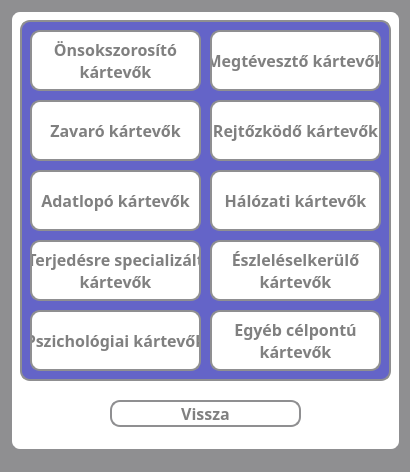
The window that src/main/resources/ui/default/defaultChooseLearning.ui (pkristof1999/Szakdolgozat) describes before a commit, drawn with Qt 5.
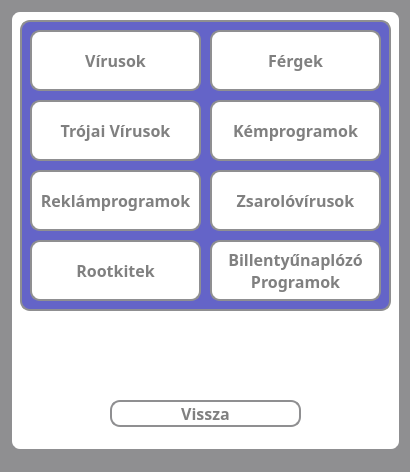
The same window after the commit.

```diff
--- a/src/main/resources/ui/default/defaultChooseLearning.ui
+++ b/src/main/resources/ui/default/defaultChooseLearning.ui
@@ -75,7 +75,7 @@
        <x>10</x>
        <y>10</y>
        <width>371</width>
-       <height>361</height>
+       <height>291</height>
       </rect>
      </property>
      <property name="styleSheet">
@@ -116,8 +116,7 @@
 }</string>
       </property>
       <property name="text">
-       <string>Önsokszorosító
-kártevők</string>
+       <string>Vírusok</string>
       </property>
      </widget>
      <widget class="QPushButton" name="deceptive">
@@ -148,7 +147,7 @@
 }</string>
       </property>
       <property name="text">
-       <string>Megtévesztő kártevők</string>
+       <string>Férgek</string>
       </property>
      </widget>
      <widget class="QPushButton" name="concealing">
@@ -179,7 +178,7 @@
 }</string>
       </property>
       <property name="text">
-       <string>Rejtőzködő kártevők</string>
+       <string>Kémprogramok</string>
       </property>
      </widget>
      <widget class="QPushButton" name="nuisance">
@@ -210,7 +209,7 @@
 }</string>
       </property>
       <property name="text">
-       <string>Zavaró kártevők</string>
+       <string>Trójai Vírusok</string>
       </property>
      </widget>
      <widget class="QPushButton" name="informationTheft">
@@ -241,7 +240,7 @@
 }</string>
       </property>
       <property name="text">
-       <string>Adatlopó kártevők</string>
+       <string>Reklámprogramok</string>
       </property>
      </widget>
      <widget class="QPushButton" name="networkBased">
@@ -272,7 +271,7 @@
 }</string>
       </property>
       <property name="text">
-       <string>Hálózati kártevők</string>
+       <string>Zsarolóvírusok</string>
       </property>
      </widget>
      <widget class="QPushButton" name="evading">
@@ -303,8 +302,8 @@
 }</string>
       </property>
       <property name="text">
-       <string>Észleléselkerülő
-kártevők</string>
+       <string>Billentyűnaplózó
+Programok</string>
       </property>
      </widget>
      <widget class="QPushButton" name="deliveryMechanism">
@@ -335,71 +334,7 @@
 }</string>
       </property>
       <property name="text">
-       <string>Terjedésre specializált
-kártevők</string>
-      </property>
-     </widget>
-     <widget class="QPushButton" name="psychologicalBased">
-      <property name="geometry">
-       <rect>
-        <x>10</x>
-        <y>290</y>
-        <width>171</width>
-        <height>61</height>
-       </rect>
-      </property>
-      <property name="font">
-       <font>
-        <family>Corbel</family>
-        <pointsize>-1</pointsize>
-        <bold>true</bold>
-       </font>
-      </property>
-      <property name="styleSheet">
-       <string notr="true">* {
-	background-color: white;
-	color: grey;
-}
-
-*:hover {
-	background-color: rgb(120, 120, 220);
-	color: white;
-}</string>
-      </property>
-      <property name="text">
-       <string>Pszichológiai kártevők</string>
-      </property>
-     </widget>
-     <widget class="QPushButton" name="otherTargeted">
-      <property name="geometry">
-       <rect>
-        <x>190</x>
-        <y>290</y>
-        <width>171</width>
-        <height>61</height>
-       </rect>
-      </property>
-      <property name="font">
-       <font>
-        <family>Corbel</family>
-        <pointsize>-1</pointsize>
-        <bold>true</bold>
-       </font>
-      </property>
-      <property name="styleSheet">
-       <string notr="true">* {
-	background-color: white;
-	color: grey;
-}
-
-*:hover {
-	background-color: rgb(120, 120, 220);
-	color: white;
-}</string>
-      </property>
-      <property name="text">
-       <string>Egyéb célpontú
-kártevők</string>
+       <string>Rootkitek</string>
       </property>
      </widget>
     </widget>
```
Left out of the diff: 16 changed lines with no effect on the pictures.
